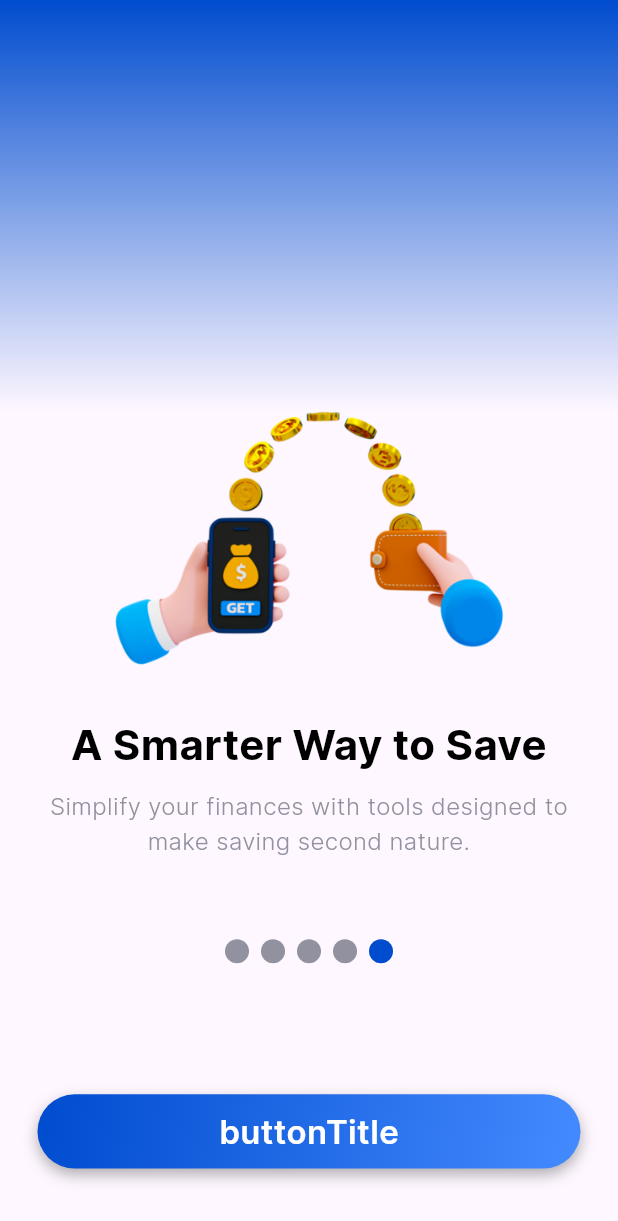
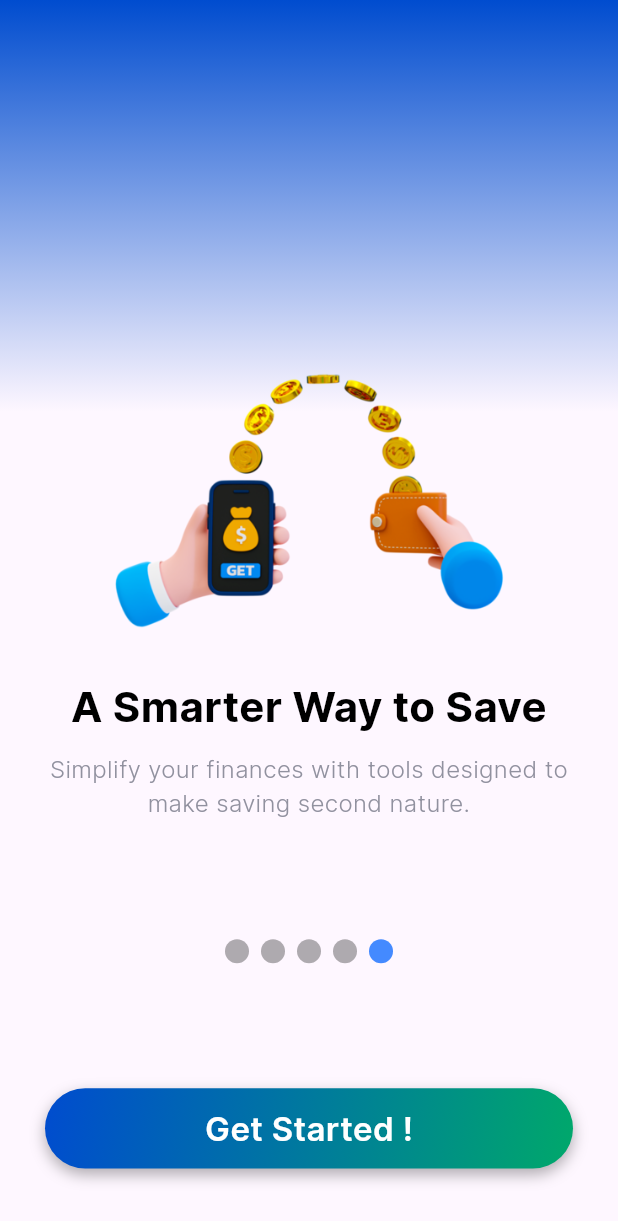
Before and after one commit to VichithChamodya/Expenz, a Flutter app: the screen it shows after launch, swiped to page 5, on a phone screen of 412 x 824 dp. Shown: the top 1221 px of the screen. Run offline on Flutter 3.47's test engine with Material 3 defaults, Android fonts, the phone set to English and light mode, and no system bars; drawn by our look-alikes of smooth_page_indicator.

Commit message:
navigate onboarding screens

```diff
--- a/lib/data/onboarding_screens_data.dart
+++ b/lib/data/onboarding_screens_data.dart
@@ -6,7 +6,7 @@ class OnboardingScreensData {
       image: "assets/images/onboard_1.png",
       title: "Your Money, Your Rules",
       subTitle:
-          "Take charge like never before—own your financial story and make it remarkable.",
+          "Take charge like never before own your financial story and make it remarkable.",
     ),
     OnboardingScreensModel(
       image: "assets/images/onboard_2.png",
--- a/lib/screens/onboarding/front_screen.dart
+++ b/lib/screens/onboarding/front_screen.dart
@@ -22,7 +22,10 @@ class FrontScreen extends StatelessWidget {
             fontWeight: FontWeight.w700,
             color: kMainColor2,
           ),
-        )
+        ),
+        SizedBox(
+          height: 60,
+        ),
       ],
     );
   }
--- a/lib/screens/onboarding/onboarding_screens.dart
+++ b/lib/screens/onboarding/onboarding_screens.dart
@@ -1,3 +1,4 @@
+import 'package:expenz/screens/get_user_data_screen.dart';
 import 'package:flutter/material.dart';
 
 import 'package:smooth_page_indicator/smooth_page_indicator.dart';
@@ -18,6 +19,8 @@ class OnboardingScreens extends StatefulWidget {
 class _OnboardingScreensState extends State<OnboardingScreens> {
   // create page controller
   final PageController _controller = PageController();
+
+  bool showDetailsPage = false;
 
   @override
   Widget build(BuildContext context) {
@@ -42,6 +45,11 @@ class _OnboardingScreensState extends State<OnboardingScreens> {
                 ),
                 child: PageView(
                   controller: _controller,
+                  onPageChanged: (index) {
+                    setState(() {
+                      showDetailsPage = index == 4;
+                    });
+                  },
                   children: [
                     FrontScreen(),
                     SharedOnboardingScreen(
@@ -79,6 +87,7 @@ class _OnboardingScreensState extends State<OnboardingScreens> {
                   ],
                 ),
               ),
+
               // page dot indicators
               Container(
                 alignment: Alignment(0, 0.55),
@@ -87,8 +96,8 @@ class _OnboardingScreensState extends State<OnboardingScreens> {
                   count: 5,
                   effect: SwapEffect(
                     type: SwapType.yRotation,
-                    activeDotColor: kMainColor1,
-                    dotColor: kGrey,
+                    activeDotColor: kMainColor2,
+                    dotColor: kShadowColor,
                   ),
                 ),
               ),
@@ -99,15 +108,38 @@ class _OnboardingScreensState extends State<OnboardingScreens> {
                 left: 0,
                 right: 0,
                 child: Padding(
-                  padding: const EdgeInsets.symmetric(horizontal: 25),
-                  child: GestureDetector(
-                    onTap: () {},
-                    child: CustomButton(
-                      buttonColor1: kMainColor1,
-                      buttonColor2: kMainColor2,
-                      buttonName: "buttonTitle",
-                    ),
-                  ),
+                  padding: const EdgeInsets.symmetric(horizontal: 30),
+                  child: !showDetailsPage
+                      ? GestureDetector(
+                          onTap: () {
+                            _controller.animateToPage(
+                              _controller.page!.toInt() + 1,
+                              duration: Duration(milliseconds: 700),
+                              curve: Curves.easeInOutQuint,
+                            );
+                          },
+                          child: CustomButton(
+                            buttonColor1: kMainColor1,
+                            buttonColor2: kMainColor2,
+                            buttonName: "Next",
+                          ),
+                        )
+                      : GestureDetector(
+                          onTap: () {
+                            // navigate to the get user data screen
+                            Navigator.push(
+                              context,
+                              MaterialPageRoute(
+                                builder: (context) => GetUserDataScreen(),
+                              ),
+                            );
+                          },
+                          child: CustomButton(
+                            buttonColor1: kMainColor1,
+                            buttonColor2: kGreen,
+                            buttonName: "Get Started !",
+                          ),
+                        ),
                 ),
               ),
             ],
--- a/lib/screens/onboarding/shared_onboarding_screen.dart
+++ b/lib/screens/onboarding/shared_onboarding_screen.dart
@@ -45,6 +45,9 @@ class SharedOnboardingScreen extends StatelessWidget {
             ),
             textAlign: TextAlign.center,
           ),
+          SizedBox(
+            height: 50,
+          ),
         ],
       ),
     );
--- a/lib/widgets/custom_button.dart
+++ b/lib/widgets/custom_button.dart
@@ -18,7 +18,7 @@ class CustomButton extends StatelessWidget {
   Widget build(BuildContext context) {
     return Container(
       //width: MediaQuery.sizeOf(context).width * 0.8,
-      height: MediaQuery.sizeOf(context).height * 0.06,
+      height: MediaQuery.sizeOf(context).height * 0.065,
       decoration: BoxDecoration(
         borderRadius: BorderRadius.circular(30),
         gradient: LinearGradient(
```
Also changed, not shown: lib/screens/get_user_data_screen.dart (added, +19 -0 lines).
